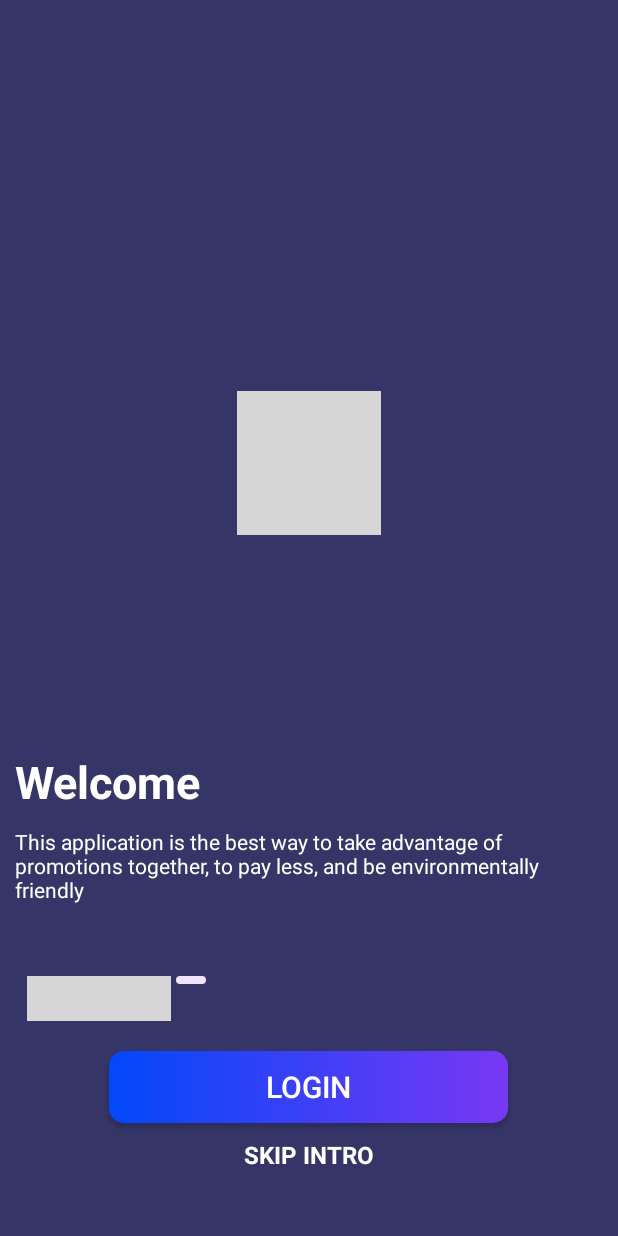
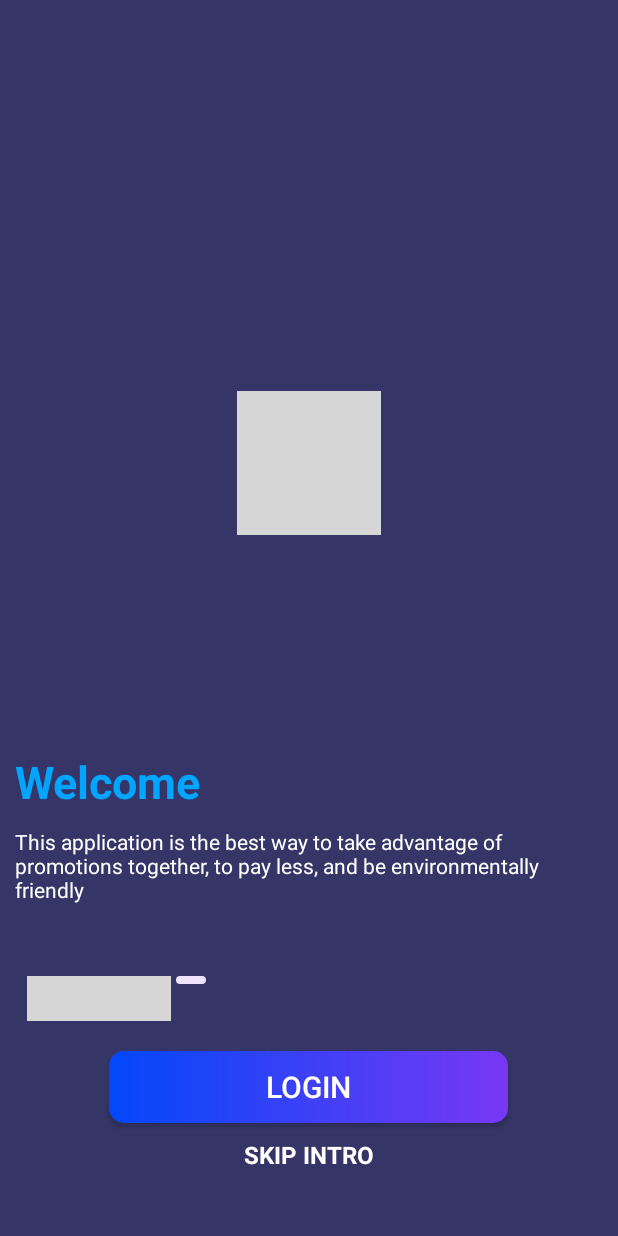
Before and after one commit to Christian-Mb/WeBuy, an Android app: the StartActivity screen opened directly, with no data from a screen before it, on a phone screen of 412 x 824 dp. Run offline under Robolectric (Android 15) with nearby library versions, the phone set to English and light mode, and no system bars; grey boxes are pictures that could not be loaded.

Commit message:
change color

```diff
--- a/app/src/main/res/values/styles.xml
+++ b/app/src/main/res/values/styles.xml
@@ -155,7 +155,7 @@
     <!--onboarding designs-->
     <style name="onBoardingHeaderText" parent="viewParent">
         <item name="android:textSize">@dimen/onboardingHeaderSize</item>
-        <item name="android:textColor">@color/darkModeTextColor</item>
+        <item name="android:textColor">@color/primaryTextColor</item>
         <item name="android:textStyle">bold</item>
         <item name="android:layout_marginBottom">10dp</item>
         <item name="android:layout_marginLeft">10dp</item>
```
